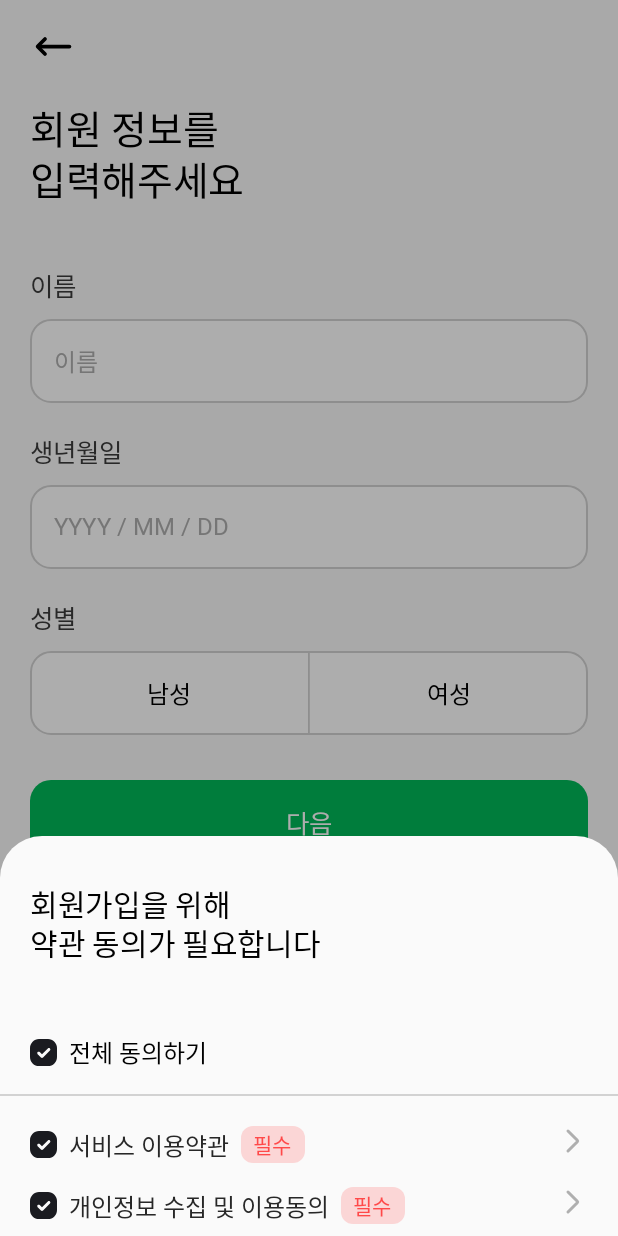
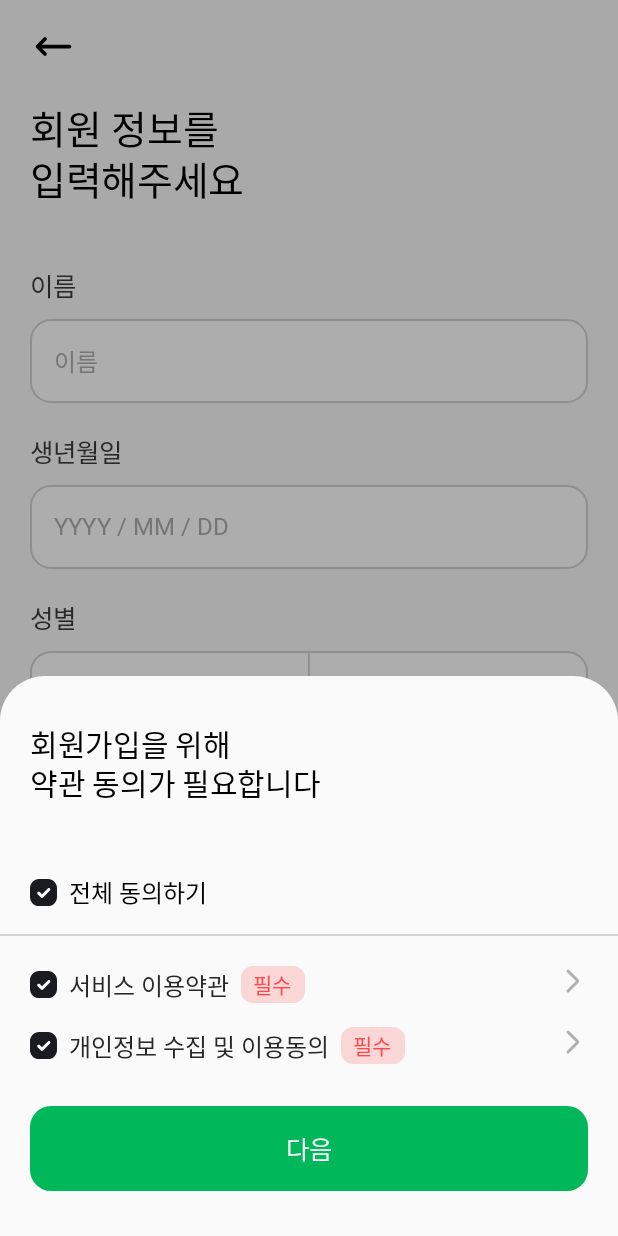
Before and after one commit to Medicare-Call/Medicare-Call-Frontend, an Android app built with Jetpack Compose: the composable LoginMyInfoScreen shown on its own in the app's theme, after a tap on "다음", on a phone screen of 412 x 824 dp. Run offline under Robolectric (Android 15) with nearby library versions, the phone set to English and light mode, and no system bars; Roboto replaces fonts that are not available here.

Commit message:
Feat: 바텀 모달 UI 작게 변경

```diff
--- a/app/src/main/java/com/konkuk/medicarecall/ui/login_info/screen/LoginMyInfoScreen.kt
+++ b/app/src/main/java/com/konkuk/medicarecall/ui/login_info/screen/LoginMyInfoScreen.kt
@@ -129,7 +129,9 @@ fun LoginMyInfoScreen(
         })
 
 
-        val sheetState = rememberModalBottomSheetState()
+        val sheetState = rememberModalBottomSheetState(
+            skipPartiallyExpanded = true
+        )
 
 
         if (showBottomSheet) {
@@ -139,11 +141,11 @@ fun LoginMyInfoScreen(
                 },
                 sheetState = sheetState,
                 containerColor = MediCareCallTheme.colors.bg,
-                dragHandle = null
+                dragHandle = null,
+                shape = RoundedCornerShape(topStart = 30.dp, topEnd = 30.dp)
             ) {
                 // Sheet content
 
-                Column {
                 Column {
                     Text(
                         "회원가입을 위해\n약관 동의가 필요합니다",
@@ -177,8 +179,14 @@ fun LoginMyInfoScreen(
                     "개인정보 수집 및 이용동의",
                     Modifier.padding(horizontal = 20.dp, vertical = 8.dp)
                 )
-                }
-                // CTAButton(CTAButtonType.GREEN, "다음", {}, Modifier.padding(bottom = 30.dp))
+                CTAButton(
+                    CTAButtonType.GREEN,
+                    "다음",
+                    {},
+                    Modifier
+                        .padding(horizontal = 20.dp)
+                        .padding(bottom = 30.dp, top = 20.dp)
+                )
             }
 
         }
```
Lines whose indentation alone changed are shown as unchanged.
